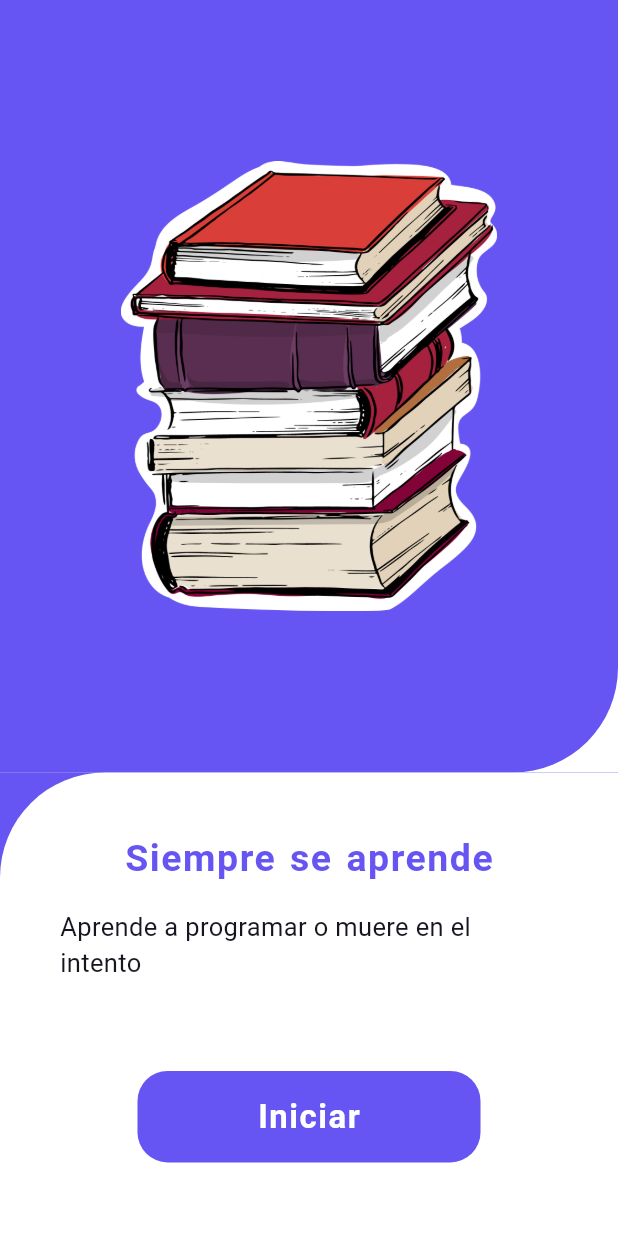
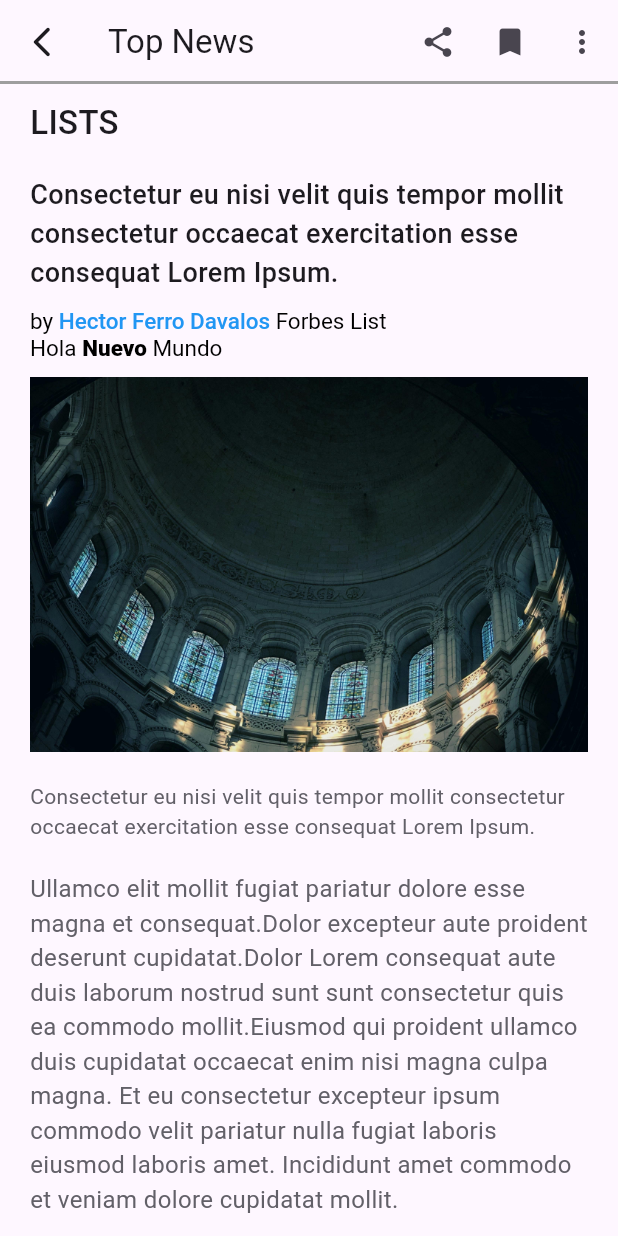
Before and after one commit to hectorfd/aprendiendo, a Flutter app: the screen it shows after launch, on a phone screen of 412 x 824 dp. Run offline on Flutter 3.47's test engine with Material 3 defaults, Android fonts, the light colour scheme and no system bars.

Commit message:
trabajo discord

```diff
--- a/lib/main.dart
+++ b/lib/main.dart
@@ -1,6 +1,7 @@
 
 import 'package:aprendiendo/vistas/paginas/counter/counter_function.dart';
 import 'package:aprendiendo/vistas/paginas/counter/counter_screen.dart';
+import 'package:aprendiendo/vistas/paginas/estructura2/maqueta2.dart';
 import 'package:aprendiendo/vistas/paginas/maqueta/welcome_screen.dart';
 import 'package:aprendiendo/vistas/paginas/practica/practica.dart';
 import 'package:flutter/material.dart';
@@ -26,7 +27,8 @@ class MyApp extends StatelessWidget{
       //home: const CounterFunction(),
       //home: const CounterScreen(),
       //home: Practica(),
-      home:const WelcomeScreen(),
+      //home:const WelcomeScreen(),
+      home:const Maqueta2(),
     );
   }
 
--- /dev/null
+++ b/lib/vistas/paginas/estructura2/maqueta2.dart
@@ -0,0 +1,176 @@
+import 'package:flutter/material.dart';
+
+class Maqueta2 extends StatelessWidget{
+  const Maqueta2({super.key});
+
+   @override
+  Widget build(BuildContext context) {
+    return MaterialApp(
+      debugShowCheckedModeBanner: false,
+      home: Scaffold(
+        appBar: AppBar(
+          title: const Text('Top News'),
+          leading: IconButton(
+            icon: const Icon(Icons.arrow_back_ios_new_rounded),
+            onPressed: () {
+
+            },
+          ),
+          actions: [
+            IconButton(
+              icon: const Icon(Icons.share),
+              onPressed: () {
+
+              },
+            ),
+            IconButton(
+              icon: const Icon(Icons.bookmark),
+              onPressed: () {
+
+              },
+            ),
+            IconButton(
+              icon: const Icon(Icons.more_vert),
+              onPressed: () {
+
+              },
+            ),
+          ],
+          flexibleSpace: Container(
+            decoration:const BoxDecoration(
+              border: Border(
+                bottom: BorderSide(
+                  color: Colors.grey,
+                  width: 2.0,
+                ),
+              ),
+            ),
+          ),
+        ),
+        body: ListView(
+        children: [
+           const Padding(
+            padding: EdgeInsets.symmetric(vertical: 10, horizontal: 20),
+            child: Text(
+              'LISTS',
+              style: TextStyle(
+                fontWeight: FontWeight.w500,
+                fontSize: 22,
+              ),
+            ),
+          ),
+          const Padding(
+            padding: EdgeInsets.symmetric(vertical: 10, horizontal: 20),
+            child: Text(
+              'Consectetur eu nisi velit quis tempor mollit consectetur occaecat exercitation esse consequat Lorem Ipsum.',
+              style: TextStyle(
+                fontWeight: FontWeight.w500,
+                fontSize: 18,
+              ),
+            ),
+          ),
+          Padding(
+          padding: const EdgeInsets.symmetric(vertical: 0, horizontal: 20),
+          child: RichText(
+            text:const TextSpan(
+              children: [
+                TextSpan(
+                  text: 'by ',
+                  style: TextStyle(
+                    color: Colors.black,
+                    fontWeight: FontWeight.w400,
+                    fontSize: 15,
+                  ),
+                ),
+                TextSpan(
+                  text: 'Hector Ferro Davalos',
+                  style: TextStyle(
+                    color: Colors.blue,
+                    fontWeight: FontWeight.w500,
+                    fontSize: 15,
+                  ),
+                ),
+                TextSpan(
+                  text: ' Forbes List',
+                  style: TextStyle(
+                    color: Colors.black,
+                    fontWeight: FontWeight.w400,
+                    fontSize: 15,
+                  ),
+                ),
+              ],
+            ),
+          ),
+          ),
+          Padding(
+          padding: const EdgeInsets.symmetric(vertical: 0, horizontal: 20),
+          child: RichText(
+            text:const TextSpan(
+              children: [
+                TextSpan(
+                  text: 'Hola ',
+                  style: TextStyle(
+                    color: Colors.black,
+                    fontWeight: FontWeight.w400,
+                    fontSize: 15,
+                  ),
+                ),
+                TextSpan(
+                  text: 'Nuevo ',
+                  style: TextStyle(
+                    color: Colors.black,
+                    fontWeight: FontWeight.w800,
+                    fontSize: 15,
+                  ),
+                ),
+                TextSpan(
+                  text: 'Mundo',
+                  style: TextStyle(
+                    color: Colors.black,
+                    fontWeight: FontWeight.w400,
+                    fontSize: 15,
+                  ),
+                ),
+              ],
+            ),
+          ),
+          ),
+          Padding(
+            padding: const EdgeInsets.symmetric(vertical: 10, horizontal: 20),
+            child: Image.asset(
+                  'images/picture3.jpeg',
+                  width: 300,
+                  height:250,
+                  //agregar cover
+                  fit: BoxFit.cover,
+                ),
+          ),
+          const Padding(
+            padding: EdgeInsets.symmetric(vertical: 10, horizontal: 20),
+            child: Text(
+              'Consectetur eu nisi velit quis tempor mollit consectetur occaecat exercitation esse consequat Lorem Ipsum.',
+              style: TextStyle(
+                color: Color(0xFF626068),
+                fontWeight: FontWeight.w400,
+                fontSize: 14,
+              ),
+            ),
+          ),
+          const Padding(
+            padding: EdgeInsets.symmetric(vertical: 10, horizontal: 20),
+            child: Text(
+              'Ullamco elit mollit fugiat pariatur dolore esse magna et consequat.Dolor excepteur aute proident deserunt cupidatat.Dolor Lorem consequat aute duis laborum nostrud sunt sunt consectetur quis ea commodo mollit.Eiusmod qui proident ullamco duis cupidatat occaecat enim nisi magna culpa magna. Et eu consectetur excepteur ipsum commodo velit pariatur nulla fugiat laboris eiusmod laboris amet. Incididunt amet commodo et veniam dolore cupidatat mollit.',
+              style: TextStyle(
+                color: Color(0xFF626068),
+                fontWeight: FontWeight.w400,
+                fontSize: 16,
+              ),
+            ),
+          ),
+        ],
+        ),
+      ),
+    );
+  }
+
+}
--- a/lib/vistas/paginas/maqueta/home_screen.dart
+++ b/lib/vistas/paginas/maqueta/home_screen.dart
@@ -1,7 +1,8 @@
 import 'package:flutter/material.dart';
 import 'package:flutter/widgets.dart';
 
-class HomeScreen extends StatelessWidget {
+class HomeScreen extends StatelessWidget{
+
   List<String> catNames = [
     'Categoría',
     'Clases',
@@ -11,22 +12,24 @@ class HomeScreen extends StatelessWidget {
     'Panel de Control'
   ];
 
-  List<Color> setColors = [
+  List<Color> setColors=const[
     Color(0xFFFFCF2F),
     Color(0xFF6FE08D),
     Color(0xFF61BDFD),
     Color(0xFFFC7C7F),
     Color(0xFFCB84FB),
     Color(0xFF78E667),
+
   ];
 
-  List<Icon> catIcon = [
+  List<Icon>catIcon = const[
     Icon(Icons.category, color: Colors.white, size: 30),
     Icon(Icons.video_library, color: Colors.white, size: 30),
     Icon(Icons.assignment, color: Colors.white, size: 30),
     Icon(Icons.store, color: Colors.white, size: 30),
     Icon(Icons.play_circle_fill, color: Colors.white, size: 30),
     Icon(Icons.emoji_events, color: Colors.white, size: 30),
+
   ];
 
   List<String> imgList = [
@@ -36,24 +39,28 @@ class HomeScreen extends StatelessWidget {
     'C#',
   ];
 
+
+
   @override
   Widget build(BuildContext context) {
     return Scaffold(
       body: ListView(
         children: [
           Container(
-            padding: const EdgeInsets.only(
+            padding:const EdgeInsets.only(
               top: 15,
               left: 15,
               right: 15,
               bottom: 10,
             ),
-            decoration: const BoxDecoration(
+            decoration:const BoxDecoration(
               color: Color(0xFF6655F3),
               borderRadius: BorderRadius.only(
                 bottomLeft: Radius.circular(20),
                 bottomRight: Radius.circular(20),
+
                 ),
+
             ),
             child: Column(
               crossAxisAlignment: CrossAxisAlignment.start,
@@ -73,9 +80,12 @@ class HomeScreen extends StatelessWidget {
                       ),
                   ],
                 ),
-                const SizedBox(height: 20),
+                const SizedBox(height: 20,),
                 const Padding(
-                  padding: EdgeInsets.only(left: 3, bottom: 15),
+                  padding:EdgeInsets.only(
+                    left:3,
+                    bottom: 15
+                    ),
                     child: Text(
                       'Hola, programador',
                       style: TextStyle(
@@ -88,22 +98,19 @@ class HomeScreen extends StatelessWidget {
                       ),
                   ),
                   Container(
-                  margin: const EdgeInsets.only(top: 5, bottom: 20),
+                    margin:const EdgeInsets.only(top: 5, bottom: 20),
                     width: MediaQuery.of(context).size.width,
                     height: 55,
                     alignment: Alignment.center,
-                  decoration: const BoxDecoration(
+                    decoration:const BoxDecoration(
                       color: Colors.white,
-                    borderRadius: BorderRadius.all(Radius.circular(20)),
+                      borderRadius: BorderRadius.all(Radius.circular(20))
                     ),
                     child: TextFormField(
-                    decoration: const InputDecoration(
+                      decoration:const InputDecoration(
                         border: InputBorder.none,
-                      prefixIcon: Icon(
-                        Icons.search,
-                        size: 25,
-                      ),
-                      hintText: 'Busqueda aquí...',
+                        prefixIcon: Icon(Icons.search,size: 25,),
+                        hintText: 'Busqueda aqui...',
                         hintStyle: TextStyle(
                           color: Color.fromARGB(255, 98, 96, 105),
                         ),
@@ -114,18 +121,18 @@ class HomeScreen extends StatelessWidget {
             ),
           ),
           Padding(
-            padding: const EdgeInsets.only(top: 20, left: 15, right: 15),
+            padding:const EdgeInsets.only(top:20, left: 15,right: 15),
             child: Column(
               children: [
                 GridView.builder(
                   itemCount: catNames.length,
                   shrinkWrap: true,
                   physics: const NeverScrollableScrollPhysics(),
-                  gridDelegate: const SliverGridDelegateWithFixedCrossAxisCount(
+                  gridDelegate:const SliverGridDelegateWithFixedCrossAxisCount(
                   crossAxisCount: 3,
                   childAspectRatio: 1.1,
             ),
-                  itemBuilder: (context, index) {
+            itemBuilder: (context, index){
               return Column(
                   children: [
                     Container(
@@ -139,10 +146,10 @@ class HomeScreen extends StatelessWidget {
                           child: catIcon[index],
                         ),
                     ),
-                        const SizedBox(height: 10),
+                    const SizedBox(height: 10,),
                     Text(
                       catNames[index],
-                          style: const TextStyle(
+                      style:const TextStyle(
                         fontSize: 16,
                         fontWeight: FontWeight.w600,
                         color: Color(0XFF39434C),
@@ -156,7 +163,7 @@ class HomeScreen extends StatelessWidget {
               mainAxisAlignment: MainAxisAlignment.spaceBetween,
               children: [
                 Text(
-                      'Cursos',
+                  'cursos',
                   style: TextStyle(
                     fontSize: 24,
                     fontWeight: FontWeight.w600,
@@ -172,52 +179,78 @@ class HomeScreen extends StatelessWidget {
                 ),
               ],
             ),
-                const SizedBox(height: 10),
+            const SizedBox(height: 10,),
             GridView.builder(
               itemCount: imgList.length,
               shrinkWrap: true,
-                  physics: const NeverScrollableScrollPhysics(),
+              physics:const NeverScrollableScrollPhysics(),
               gridDelegate: SliverGridDelegateWithFixedCrossAxisCount(
                   crossAxisCount: 2,
-                    childAspectRatio:
-                        (MediaQuery.of(context).size.height - 50 - 25) /
-                            (4 * 240),
+                  childAspectRatio: (MediaQuery.of(context).size.height - 50 -25)/(4*240),
                   mainAxisSpacing: 10,
                   crossAxisSpacing: 10,
-                  ),
-                  itemBuilder: (BuildContext context, int index) {
+              ), itemBuilder: (BuildContext context, int index) {
                 return InkWell(
-                      onTap: () {},
+                  onTap: (){},
                   child: Container(
-                        padding: const EdgeInsets.symmetric(
-                            vertical: 20, horizontal: 10),
+                    padding:const EdgeInsets.symmetric(vertical: 20, horizontal: 10),
                     decoration: BoxDecoration(
                       borderRadius: BorderRadius.circular(20),
-                          color: const Color(0xFFF5F3FF),
+                      color:const Color(0xFFF5F3FF),
                     ),
                     child: Column(
                       children: [
-                            Padding(
-                              padding: const EdgeInsets.all(10),
+                        Padding(padding:const EdgeInsets.all(10),
                         child: Image.asset(
                           'images/${imgList[index]}.png',
-                                width: 50,
-                                height: 50,
+                          width: 100,
+                          height:100,
+
                           ),
                         ),
-                            const SizedBox(height: 10),
-                            Text(imgList[index]),
+                        const SizedBox(height: 10,),
+                        Text(
+                          imgList[index],
+                          style:const TextStyle(
+                            fontSize: 22,
+                            fontWeight: FontWeight.w600,
+                            color: Color(0xFF262335),
+                          ),
+                        ),
+                        const SizedBox(height: 10,),
+                        const Text(
+                          '50 videos',
+                          style: TextStyle(
+                            fontSize: 18,
+                            fontWeight: FontWeight.w500,
+                            color: Colors.grey
+                          ),
+                        )
+
                       ],
                     ),
                   ),
+
+
                 );
                 },
+
             ),
+
           ],
           ),
           ),
         ],
       ),
+      bottomNavigationBar: BottomNavigationBar(
+        items: const[
+          BottomNavigationBarItem(icon: Icon(Icons.home),label:'Home'),
+          BottomNavigationBarItem(icon: Icon(Icons.assignment),label:'Cursos'),
+          BottomNavigationBarItem(icon: Icon(Icons.favorite),label:'Lista'),
+          BottomNavigationBarItem(icon: Icon(Icons.person),label:'Cuenta'),
+        ],
+      ),
     );
   }
+
 }
--- a/pubspec.yaml
+++ b/pubspec.yaml
@@ -65,6 +65,7 @@ flutter:
   - images/React Native.png
   - images/Python.png
   - images/C#.png
+  - images/picture1.jpeg
   #- images/a_dot_burr.jpeg
   #   - images/a_dot_ham.jpeg
 
```
Also changed, not shown: images/picture1.jpeg (added), images/picture2.jpeg (added), images/picture3.jpeg (added). Lines whose indentation alone changed are shown as unchanged.
